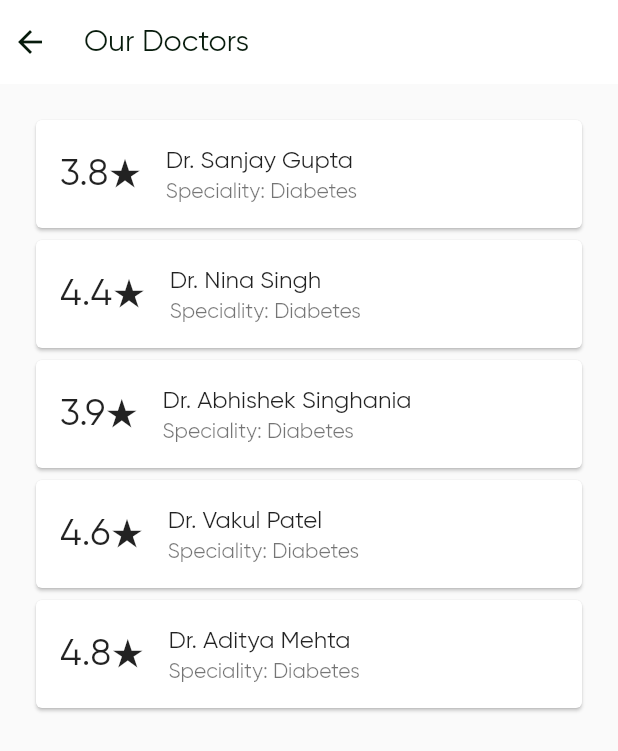
After one commit to prathmeshpawar29/Homeopathy-App, a Flutter app: the DoctorList screen opened directly, on a phone screen of 412 x 824 dp. The commit adds this screen. Shown: the top 751 px of the screen. Run offline on Flutter 3.47's test engine with Material 2 defaults, Android fonts, the phone set to English and light mode, and no system bars; our stand-ins replace font_awesome_flutter; network calls fail.

Commit message:
added Doctors List

```diff
--- /dev/null
+++ b/lib/page/doctor_list.dart
@@ -0,0 +1,64 @@
+import 'package:flutter/material.dart';
+import 'package:flutter/src/widgets/framework.dart';
+import 'package:flutter/src/widgets/placeholder.dart';
+
+import '../core/color.dart';
+
+class DoctorList extends StatefulWidget {
+  const DoctorList({super.key});
+
+  @override
+  State<DoctorList> createState() => _DoctorListState();
+}
+
+class _DoctorListState extends State<DoctorList> {
+  @override
+  Widget build(BuildContext context) {
+    List<Doctor> doctors = [
+      Doctor(name: "Dr. Sanjay Gupta", rating: 3.8, speciality: "Diabetes"),
+      Doctor(name: "Dr. Nina Singh", rating: 4.4, speciality: "Diabetes"),
+      Doctor(
+          name: "Dr. Abhishek Singhania", rating: 3.9, speciality: "Diabetes"),
+      Doctor(name: "Dr. Vakul Patel", rating: 4.6, speciality: "Diabetes"),
+      Doctor(name: "Dr. Aditya Mehta", rating: 4.8, speciality: "Diabetes"),
+    ];
+
+    var seen = Set<String>();
+    List<Doctor> uniquelist =
+        doctors.where((doctor) => seen.add(doctor.name)).toList();
+
+    return Scaffold(
+        appBar: AppBar(
+          title: const Text('Our Doctors'),
+          elevation: 0,
+          backgroundColor: white,
+          foregroundColor: black,
+          leadingWidth: 40,
+        ),
+        body: Container(
+          alignment: Alignment.center,
+          padding: const EdgeInsets.all(20),
+          child: Column(
+            children: uniquelist.map((studentone) {
+              return Container(
+                  child: Card(
+                      child: ListTile(
+                leading: Text(
+                  '${studentone.rating.toString()}★',
+                  style: const TextStyle(fontSize: 25),
+                ),
+                title: Text(studentone.name),
+                subtitle: Text('Speciality: ${studentone.speciality}'),
+              )));
+            }).toList(),
+          ),
+        ));
+  }
+}
+
+class Doctor {
+  String name, speciality;
+  double rating;
+
+  Doctor({required this.name, required this.rating, required this.speciality});
+}
--- a/lib/routes/diabetesInput.dart
+++ b/lib/routes/diabetesInput.dart
@@ -2,6 +2,7 @@
 import 'dart:convert';
 import 'package:flutter/material.dart';
 import 'package:font_awesome_flutter/font_awesome_flutter.dart';
+import 'package:homeopathy/page/doctor_list.dart';
 import 'package:http/http.dart' as http;
 import '../../core/color.dart';
 
@@ -300,7 +301,16 @@ class _DiabetesInputState extends State<DiabetesInput> {
                                 )),
                           ),
                         ),
-              const SizedBox(height: 100)
+              show == 1
+                  ? ElevatedButton(
+                      onPressed: () {
+                        Navigator.push(
+                            context,
+                            MaterialPageRoute(
+                                builder: (context) => const DoctorList()));
+                      },
+                      child: const Text('Consult Doctors'))
+                  : const SizedBox(height: 100),
             ],
           ),
         ),
```
Also changed, not shown: lib/page/doctor_page.dart (added), 1 other file.
